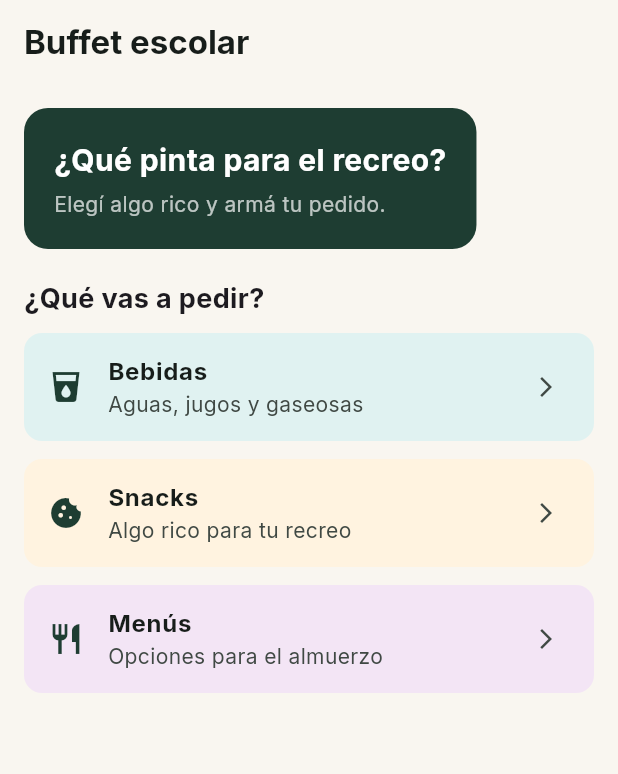
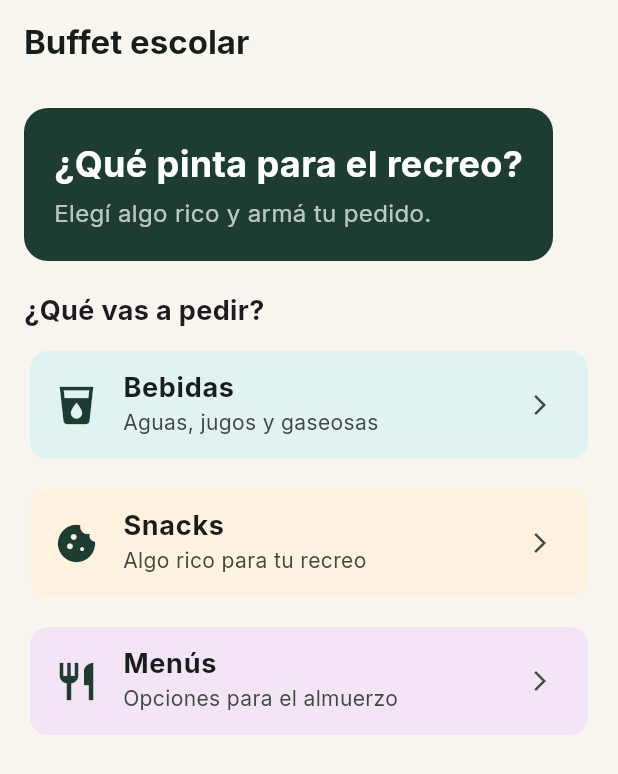
Before and after one commit to jhonaucachiet12-code/Buffet_MVP, a Flutter app: the screen it shows after launch, after a tap on "Registrarse / Ingresar", on a phone screen of 412 x 824 dp. Shown: the top 774 px of the screen. Run offline on Flutter 3.47's test engine with Material 3 defaults, Android fonts, the phone set to English and light mode, and no system bars; our stand-ins replace google_fonts.

Commit message:
mas correciones

```diff
--- /dev/null
+++ b/buffet_express/lib/core/utils/responsive_layout.dart
@@ -0,0 +1,27 @@
+// ignore: deprecated_member_use
+import 'package:flutter/material.dart';
+
+class ResponsiveLayout extends StatelessWidget {
+  final Widget mobileBody;
+  final Widget desktopBody;
+
+  const ResponsiveLayout({
+    super.key,
+    required this.mobileBody,
+    required this.desktopBody,
+  });
+
+  @override
+  Widget build(BuildContext context) {
+    return LayoutBuilder(
+      builder: (context, constraints) {
+        // Si el ancho es mayor a 800px (PC o Tablet horizontal), mostramos la versión de escritorio
+        if (constraints.maxWidth < 800) {
+          return mobileBody;
+        } else {
+          return desktopBody;
+        }
+      },
+    );
+  }
+}
--- a/buffet_express/lib/presentation/providers/cart_provider.dart
+++ b/buffet_express/lib/presentation/providers/cart_provider.dart
@@ -1,4 +1,4 @@
-// ignore: deprecated_member_use\n
+// ignore: deprecated_member_use
 import 'package:flutter/material.dart';
 
 import '../../domain/entities/product.dart';
--- a/buffet_express/lib/presentation/providers/order_provider.dart
+++ b/buffet_express/lib/presentation/providers/order_provider.dart
@@ -1,4 +1,4 @@
-// ignore: deprecated_member_use\n
+// ignore: deprecated_member_use
 import 'package:flutter/material.dart';
 
 import 'dart:math';
--- a/buffet_express/lib/presentation/screens/home_screen.dart
+++ b/buffet_express/lib/presentation/screens/home_screen.dart
@@ -3,6 +3,7 @@ import 'package:flutter/material.dart';
 import 'package:provider/provider.dart';
 
 import '../../core/theme/app_theme.dart';
+import '../../core/utils/responsive_layout.dart';
 import '../providers/cart_provider.dart';
 import 'products_screen.dart';
 import 'cart_screen.dart';
@@ -32,25 +33,35 @@ class HomeScreen extends StatelessWidget {
     },
   ];
 
+  Widget _buildCategoryCard(BuildContext context, Map<String, dynamic> cat) {
+    return Card(
+      color: cat['color'],
+      elevation: 0,
+      child: ListTile(
+        leading: Icon(cat['icon'], color: AppTheme.darkGreen, size: 30),
+        title: Text(
+          cat['name'],
+          style: const TextStyle(fontWeight: FontWeight.bold, fontSize: 18),
+        ),
+        subtitle: Text(cat['desc']),
+        trailing: const Icon(Icons.arrow_forward_ios, size: 16),
+        onTap: () => Navigator.push(
+          context,
+          MaterialPageRoute(
+            builder: (_) =>
+                ProductsScreen(categoryId: cat['id'], title: cat['name']),
+          ),
+        ),
+      ),
+    );
+  }
+
   @override
   Widget build(BuildContext context) {
     final cart = context.watch<CartProvider>();
 
-    return Scaffold(
-      appBar: AppBar(
-        title: const Text(
-          'Buffet escolar',
-          style: TextStyle(fontWeight: FontWeight.bold),
-        ),
-        backgroundColor: AppTheme.lightBeige,
-        elevation: 0,
-      ),
-      body: Padding(
-        padding: const EdgeInsets.all(16.0),
-        child: Column(
-          crossAxisAlignment: CrossAxisAlignment.start,
-          children: [
-            Container(
+    // Contenido del encabezado verde
+    final headerContent = Container(
       padding: const EdgeInsets.all(20),
       decoration: BoxDecoration(
         color: AppTheme.darkGreen,
@@ -63,18 +74,26 @@ class HomeScreen extends StatelessWidget {
             '¿Qué pinta para el recreo?',
             style: TextStyle(
               color: Colors.white,
-                      fontSize: 20,
+              fontSize: 24,
               fontWeight: FontWeight.bold,
             ),
           ),
           SizedBox(height: 5),
           Text(
             'Elegí algo rico y armá tu pedido.',
-                    style: TextStyle(color: Colors.white70),
+            style: TextStyle(color: Colors.white70, fontSize: 16),
           ),
         ],
       ),
-            ),
+    );
+
+    // 1. DISEÑO MÓVIL (Lista vertical)
+    final mobileBody = Padding(
+      padding: const EdgeInsets.all(16.0),
+      child: Column(
+        crossAxisAlignment: CrossAxisAlignment.start,
+        children: [
+          headerContent,
           const SizedBox(height: 20),
           const Text(
             '¿Qué vas a pedir?',
@@ -84,38 +103,79 @@ class HomeScreen extends StatelessWidget {
           Expanded(
             child: ListView.builder(
               itemCount: categories.length,
-                itemBuilder: (context, index) {
-                  final cat = categories[index];
-                  return Card(
-                    color: cat['color'],
-                    elevation: 0,
-                    margin: const EdgeInsets.only(bottom: 12),
-                    child: ListTile(
-                      leading: Icon(cat['icon'], color: AppTheme.darkGreen),
-                      title: Text(
-                        cat['name'],
-                        style: const TextStyle(fontWeight: FontWeight.bold),
+              itemBuilder: (context, index) => Padding(
+                padding: const EdgeInsets.only(bottom: 12),
+                child: _buildCategoryCard(context, categories[index]),
               ),
-                      subtitle: Text(cat['desc']),
-                      trailing: const Icon(Icons.arrow_forward_ios, size: 16),
-                      onTap: () => Navigator.push(
-                        context,
-                        MaterialPageRoute(
-                          builder: (_) => ProductsScreen(
-                            categoryId: cat['id'],
-                            title: cat['name'],
-                          ),
-                        ),
-                      ),
-                    ),
-                  );
-                },
             ),
           ),
         ],
       ),
+    );
+
+    // 2. DISEÑO ESCRITORIO (Grilla horizontal y menú superior)
+    final desktopBody = Padding(
+      padding: const EdgeInsets.all(32.0),
+      child: Column(
+        crossAxisAlignment: CrossAxisAlignment.start,
+        children: [
+          headerContent,
+          const SizedBox(height: 30),
+          const Text(
+            '¿Qué vas a pedir?',
+            style: TextStyle(fontSize: 22, fontWeight: FontWeight.bold),
           ),
-      bottomNavigationBar: cart.itemCount > 0
+          const SizedBox(height: 20),
+          Expanded(
+            child: GridView.builder(
+              gridDelegate: const SliverGridDelegateWithFixedCrossAxisCount(
+                crossAxisCount: 3, // 3 columnas en PC
+                crossAxisSpacing: 20,
+                mainAxisSpacing: 20,
+                childAspectRatio: 3, // Ajusta la altura de las tarjetas
+              ),
+              itemCount: categories.length,
+              itemBuilder: (context, index) =>
+                  _buildCategoryCard(context, categories[index]),
+            ),
+          ),
+        ],
+      ),
+    );
+
+    return Scaffold(
+      appBar: AppBar(
+        title: const Text(
+          'Buffet escolar',
+          style: TextStyle(fontWeight: FontWeight.bold),
+        ),
+        backgroundColor: AppTheme.lightBeige,
+        elevation: 0,
+        actions: [
+          // En escritorio, mostramos el carrito arriba a la derecha
+          if (cart.itemCount > 0)
+            Padding(
+              padding: const EdgeInsets.only(right: 16.0),
+              child: IconButton(
+                icon: Badge(
+                  label: Text('${cart.itemCount}'),
+                  child: const Icon(
+                    Icons.shopping_cart,
+                    color: AppTheme.darkGreen,
+                  ),
+                ),
+                onPressed: () => Navigator.push(
+                  context,
+                  MaterialPageRoute(builder: (_) => CartScreen()),
+                ),
+              ),
+            ),
+        ],
+      ),
+      body: ResponsiveLayout(mobileBody: mobileBody, desktopBody: desktopBody),
+      // En móvil mostramos la barra inferior
+      bottomNavigationBar:
+          MediaQuery.of(context).size.width < 800 && cart.itemCount > 0
           ? Container(
               padding: const EdgeInsets.all(16),
               color: AppTheme.darkGreen,
```
Lines whose indentation alone changed are shown as unchanged.
